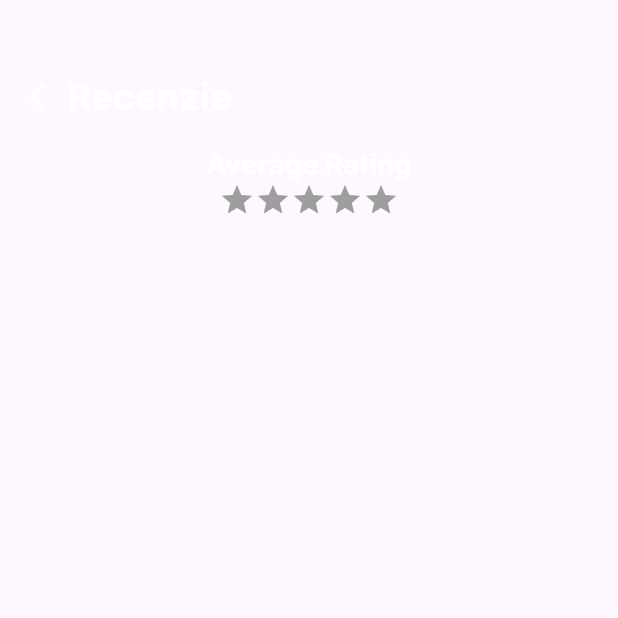
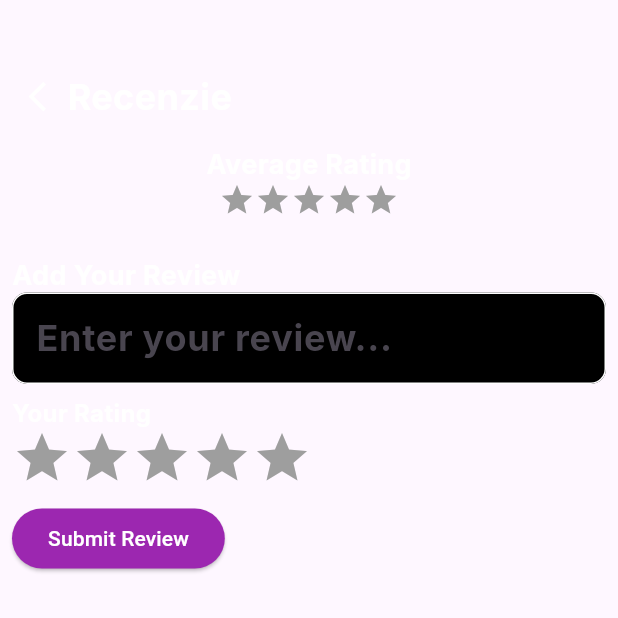
Before and after one commit to smondrkova/ITU_projekt, a Flutter app: the ReviewsPage screen opened directly with empty values, on a phone screen of 412 x 824 dp, the top half of it. Run offline on Flutter 3.47's test engine with Material 3 defaults, Android fonts, the phone set to English and light mode, and no system bars; our stand-ins replace cloud_firestore, firebase_core, flutter_svg, image_picker; missing offline and left inert: dart:ffi; accounts and stored records are empty; Roboto replaces fonts that are missing (Inter).

Commit message:
Add create reviews

```diff
--- a/lib/views/reviews.dart
+++ b/lib/views/reviews.dart
@@ -1,5 +1,6 @@
 import 'package:flutter/material.dart';
 import 'package:flutter_svg/svg.dart';
+import 'package:cloud_firestore/cloud_firestore.dart';
 import '../controllers/ReviewsController.dart';
 import '../models/Review.dart';
 
@@ -16,6 +17,8 @@ class _ReviewsPageState extends State<ReviewsPage> {
   final ReviewsController _reviewsController = ReviewsController();
   late Future<List<Review>> reviewsFuture;
   double averageRating = 0.0;
+  final TextEditingController reviewController = TextEditingController();
+  int userRating = 0;
 
   @override
   void initState() {
@@ -41,6 +44,60 @@ class _ReviewsPageState extends State<ReviewsPage> {
       if (mounted) {
         setState(() {});
       }
+    }
+  }
+
+  Future<void> _addReview() async {
+    if (reviewController.text.isEmpty || userRating == 0) {
+      // Display an error message if review or rating is not provided
+      ScaffoldMessenger.of(context).showSnackBar(
+        SnackBar(
+          content: Text('Please provide a review and rating.'),
+          backgroundColor: Colors.red,
+        ),
+      );
+      return;
+    }
+
+    try {
+      Review newReview = Review(
+        id: '', // Will be assigned by Firebase
+        event: widget.eventId,
+        review: reviewController.text,
+        rating: userRating,
+      );
+
+      // Save the new review to Firebase
+      await FirebaseFirestore.instance.collection('reviews').add({
+        'event': newReview.event,
+        'review': newReview.review,
+        'rating': newReview.rating,
+      });
+
+      // Clear the text field and reset the user rating
+      reviewController.clear();
+      userRating = 0;
+
+      // Refresh the reviews and update the average rating
+      reviewsFuture = _reviewsController.fetchReviews(widget.eventId);
+      _calculateAverageRating();
+
+      // Display a success message
+      ScaffoldMessenger.of(context).showSnackBar(
+        SnackBar(
+          content: Text('Review added successfully!'),
+          backgroundColor: Colors.green,
+        ),
+      );
+    } catch (e) {
+      print('Error adding review: $e');
+      // Display an error message
+      ScaffoldMessenger.of(context).showSnackBar(
+        SnackBar(
+          content: Text('Error adding review. Please try again.'),
+          backgroundColor: Colors.red,
+        ),
+      );
     }
   }
 
@@ -101,6 +158,65 @@ class _ReviewsPageState extends State<ReviewsPage> {
             ),
           ),
           SizedBox(height: 20),
+          Padding(
+            padding: const EdgeInsets.all(8.0),
+            child: Column(
+              crossAxisAlignment: CrossAxisAlignment.start,
+              children: [
+                Text(
+                  'Add Your Review',
+                  style: TextStyle(fontSize: 18, color: Colors.white),
+                ),
+                TextField(
+                  controller: reviewController,
+                  decoration: InputDecoration(
+                    hintText: 'Enter your review...',
+                    fillColor: Colors.black,
+                    filled: true,
+                    enabledBorder: OutlineInputBorder(
+                      borderSide: BorderSide(color: Colors.white),
+                      borderRadius: BorderRadius.circular(10.0),
+                    ),
+                    focusedBorder: OutlineInputBorder(
+                      borderSide: BorderSide(color: Colors.white),
+                    ),
+                  ),
+                ),
+                SizedBox(height: 10),
+                Text(
+                  'Your Rating',
+                  style: TextStyle(fontSize: 16, color: Colors.white),
+                ),
+                Row(
+                  children: List.generate(
+                    5,
+                    (index) => GestureDetector(
+                      onTap: () {
+                        setState(() {
+                          userRating = index + 1;
+                        });
+                      },
+                      child: Icon(
+                        Icons.star,
+                        color: index < userRating ? Colors.amber : Colors.grey,
+                        size: 40,
+                      ),
+                    ),
+                  ),
+                ),
+                SizedBox(height: 10),
+                ElevatedButton(
+                  onPressed: _addReview,
+                  child: Text('Submit Review',
+                      style: TextStyle(color: Colors.white)),
+                  style: ElevatedButton.styleFrom(
+                    backgroundColor: Colors.purple,
+                  ),
+                ),
+              ],
+            ),
+          ),
+          SizedBox(height: 20),
           Expanded(
             child: FutureBuilder<List<Review>>(
               future: reviewsFuture,
@@ -127,8 +243,11 @@ class _ReviewsPageState extends State<ReviewsPage> {
                           crossAxisAlignment: CrossAxisAlignment.start,
                           children: [
                             Text(
-                              'Review: ${review.review}',
-                              style: TextStyle(color: Colors.white),
+                              '${review.review}',
+                              style: TextStyle(
+                                color: Colors.white,
+                                fontSize: 17,
+                              ),
                             ),
                             Row(
                               children: List.generate(
```
